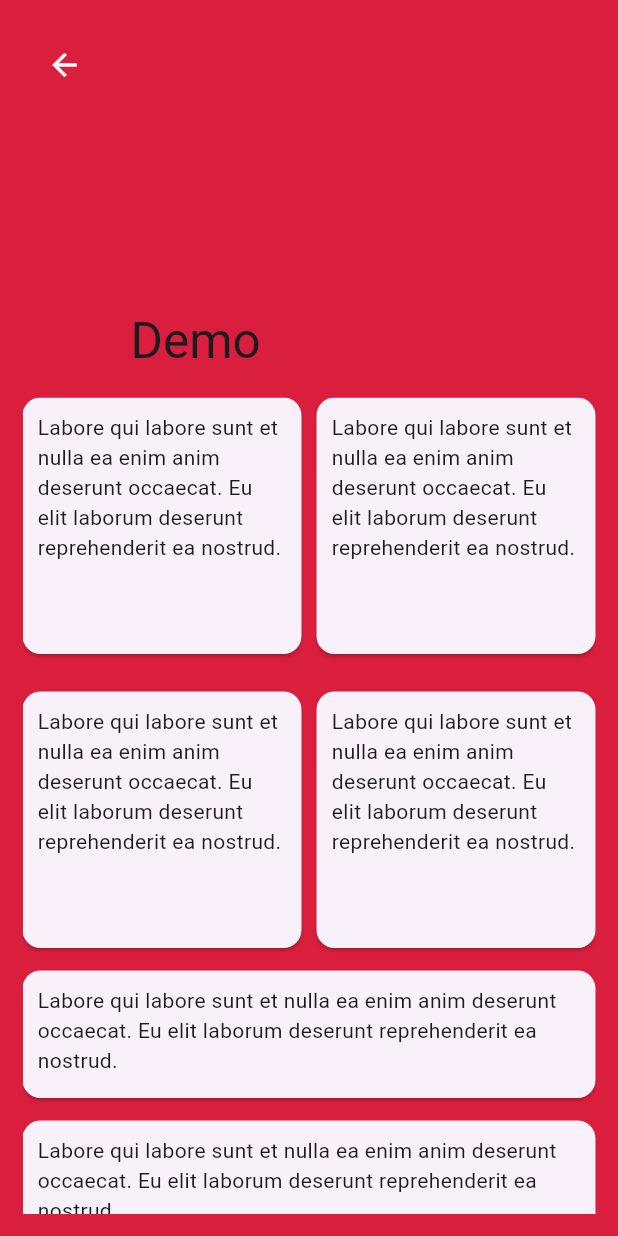
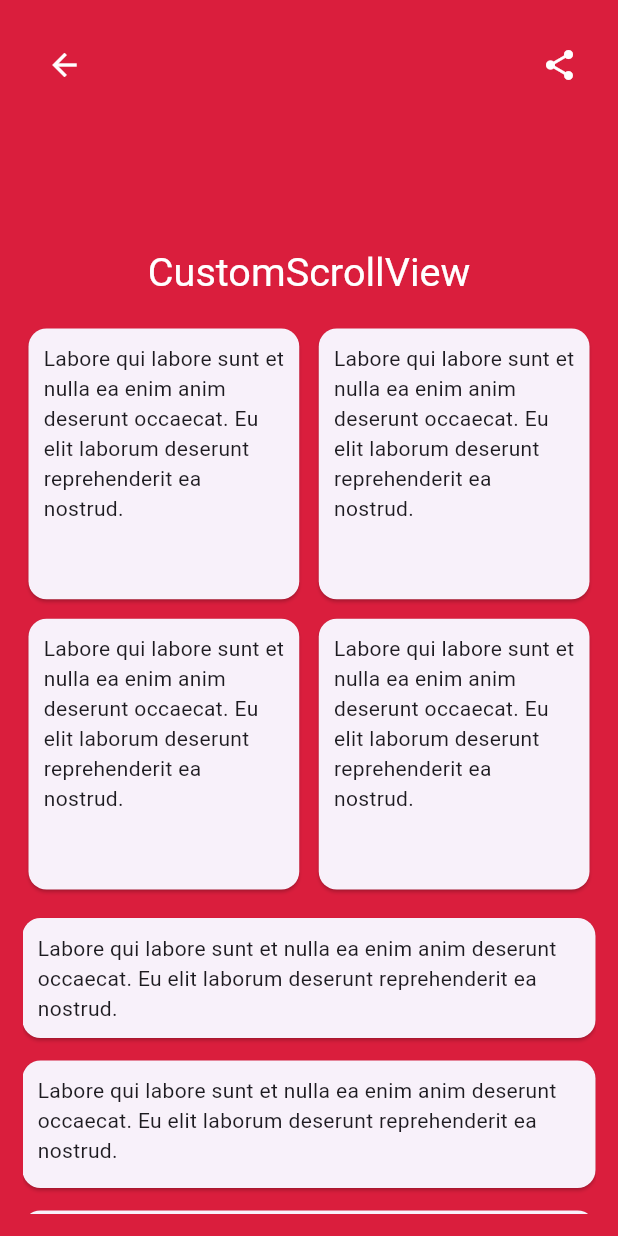
Before and after one commit to sekolah-beta/sbi-2024, a Flutter app: the CustomScrollViewScreen screen opened directly, on a phone screen of 412 x 824 dp. Run offline on Flutter 3.47's test engine with Material 3 defaults, Android fonts, the phone set to English and light mode, and no system bars; our stand-ins replace fluttertoast.

Commit message:
chore: update custom scrollview animasi & interaksi pengguna

```diff
--- a/lib/06. animasi_dan_interaksi_pengguna/scrolling/custom_scroll_view.dart
+++ b/lib/06. animasi_dan_interaksi_pengguna/scrolling/custom_scroll_view.dart
@@ -17,25 +17,31 @@ class CustomScrollViewScreen extends StatelessWidget {
         padding: const EdgeInsets.all(15.0),
         child: CustomScrollView(
           slivers: <Widget>[
-            const SliverAppBar(
+             SliverAppBar(
               pinned: true,
-              expandedHeight: 250.0,
+              stretch: true,
+              actions: [
+                IconButton(icon: const Icon(Icons.share), onPressed: (){},)
+              ],
+              centerTitle: true,
+              expandedHeight: 200.0,
               foregroundColor: Colors.white,
-              backgroundColor: Color(0xFFda1e3d),
-              flexibleSpace: FlexibleSpaceBar(
-                title: Text('Demo'),
+              backgroundColor: const Color(0xFFda1e3d),
+              flexibleSpace: const FlexibleSpaceBar(
+                expandedTitleScale: 1.2,
+                centerTitle: true,
+                title: Text('CustomScrollView', style: TextStyle(color: Colors.white),),
               ),
             ),
             SliverGrid(
               gridDelegate: const SliverGridDelegateWithMaxCrossAxisExtent(
                 maxCrossAxisExtent: 200.0,
-                mainAxisSpacing: 10.0,
-                crossAxisSpacing: 10.0,
+                mainAxisSpacing: 5.0,
+                crossAxisSpacing: 5.0,
               ),
               delegate: SliverChildBuilderDelegate(
                 (BuildContext context, int index) {
                   return const Card(
-                    margin: EdgeInsets.only(bottom: 15),
                     child: Padding(
                       padding: EdgeInsets.all(10.0),
                       child: Text(
@@ -44,6 +50,20 @@ class CustomScrollViewScreen extends StatelessWidget {
                   );
                 },
                 childCount: 4,
+              ),
+            ),
+            SliverList(
+              delegate: SliverChildListDelegate(
+                [
+                  const Card(
+                    margin: EdgeInsets.only(bottom: 15, top: 15),
+                    child: Padding(
+                      padding: EdgeInsets.all(10.0),
+                      child: Text(
+                          "Labore qui labore sunt et nulla ea enim anim deserunt occaecat. Eu elit laborum deserunt reprehenderit ea nostrud."),
+                    ),
+                  )
+                ]
               ),
             ),
             SliverFixedExtentList(
--- a/lib/06. animasi_dan_interaksi_pengguna/scrolling/gridview.dart
+++ b/lib/06. animasi_dan_interaksi_pengguna/scrolling/gridview.dart
@@ -21,7 +21,7 @@ class _GridViewScreenState extends State<GridViewScreen> {
       body: GridView.builder(
           padding: const EdgeInsets.all(20),
           gridDelegate: const SliverGridDelegateWithFixedCrossAxisCount(
-              crossAxisCount: 2, mainAxisSpacing: 10, crossAxisSpacing: 10),
+              crossAxisCount: 2, mainAxisSpacing: 5, crossAxisSpacing: 5),
           itemCount: 10,
           itemBuilder: (BuildContext context, int index) {
             return const Card(
```
